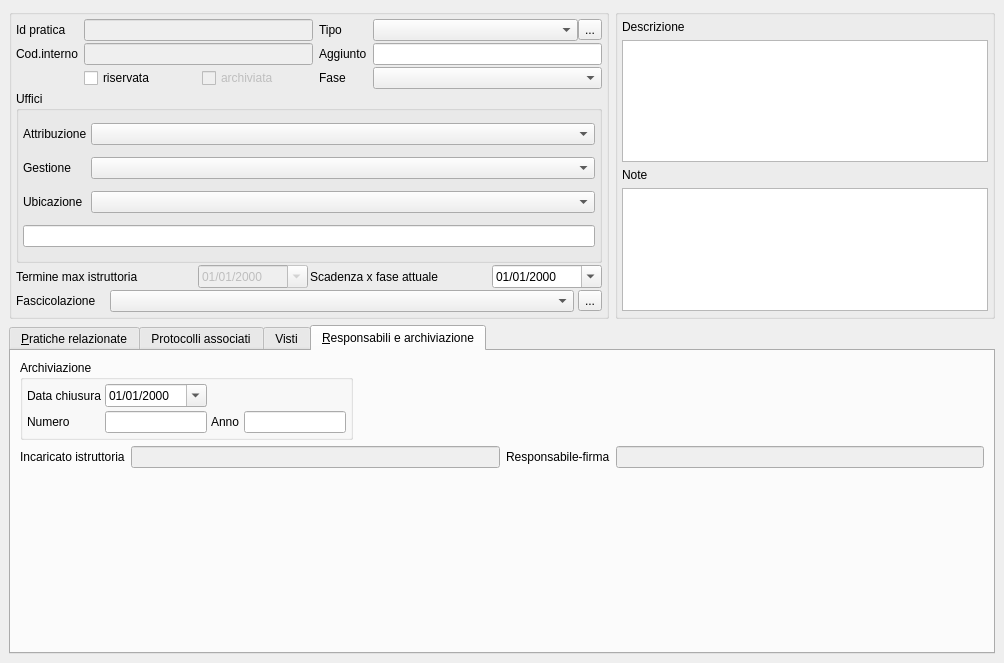
The window that src/com/axiastudio/suite/pratiche/forms/pratica.ui (tizianolattisi/suitegda) describes before a commit, drawn with Qt 5.
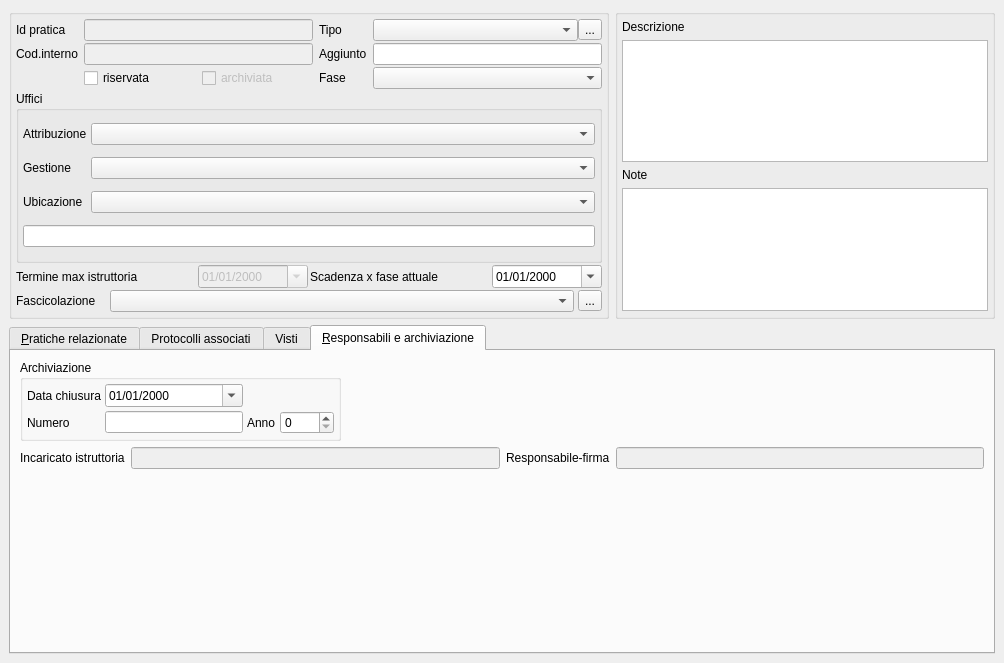
The same window after the commit. The open tabs and pages were chosen to show the change. Custom widgets are drawn as their Qt base class.

Commit message: Fix: annoinventario collegato a spin box xché numerico

Diff of the .ui file:
```diff
--- a/src/com/axiastudio/suite/pratiche/forms/pratica.ui
+++ b/src/com/axiastudio/suite/pratiche/forms/pratica.ui
@@ -167,6 +167,23 @@
              </property>
             </widget>
            </item>
+           <item row="2" column="1">
+            <widget class="QLineEdit" name="lineEdit_6">
+             <property name="column" stdset="0">
+              <string>numeroinventario</string>
+             </property>
+            </widget>
+           </item>
+           <item row="2" column="4">
+            <widget class="QLabel" name="label_11">
+             <property name="text">
+              <string>Anno</string>
+             </property>
+             <property name="buddy">
+              <cstring>spinBox</cstring>
+             </property>
+            </widget>
+           </item>
            <item row="0" column="0">
             <widget class="QLabel" name="label_12">
              <property name="text">
@@ -177,34 +194,42 @@
              </property>
             </widget>
            </item>
-           <item row="1" column="5">
-            <widget class="QLineEdit" name="lineEdit_5">
-             <property name="column" stdset="0">
-              <string>annoinventario</string>
-             </property>
-            </widget>
-           </item>
-           <item row="1" column="4">
-            <widget class="QLabel" name="label_11">
-             <property name="text">
-              <string>Anno</string>
-             </property>
-            </widget>
-           </item>
-           <item row="1" column="0">
+           <item row="2" column="0">
             <widget class="QLabel" name="label_13">
              <property name="text">
               <string>Numero</string>
              </property>
             </widget>
            </item>
-           <item row="1" column="1">
-            <widget class="QLineEdit" name="lineEdit_6">
+           <item row="2" column="5">
+            <widget class="QSpinBox" name="spinBox">
+             <property name="minimum">
+              <number>0</number>
+             </property>
+             <property name="maximum">
+              <number>3000</number>
+             </property>
+             <property name="value">
+              <number>0</number>
+             </property>
              <property name="column" stdset="0">
               <string>numeroinventario</string>
              </property>
             </widget>
            </item>
+           <item row="0" column="4" colspan="2">
+            <spacer name="horizontalSpacer_2">
+             <property name="orientation">
+              <enum>Qt::Horizontal</enum>
+             </property>
+             <property name="sizeHint" stdset="0">
+              <size>
+               <width>40</width>
+               <height>20</height>
+              </size>
+             </property>
+            </spacer>
+           </item>
           </layout>
          </widget>
         </item>
```
Left out of the diff: 43 changed lines with no effect on the pictures.
